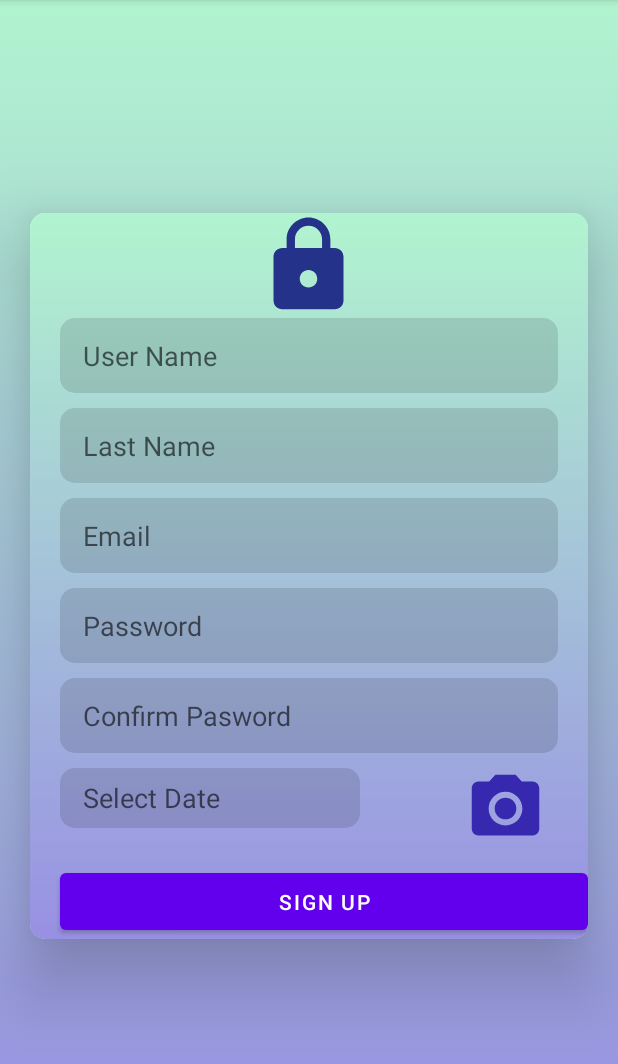
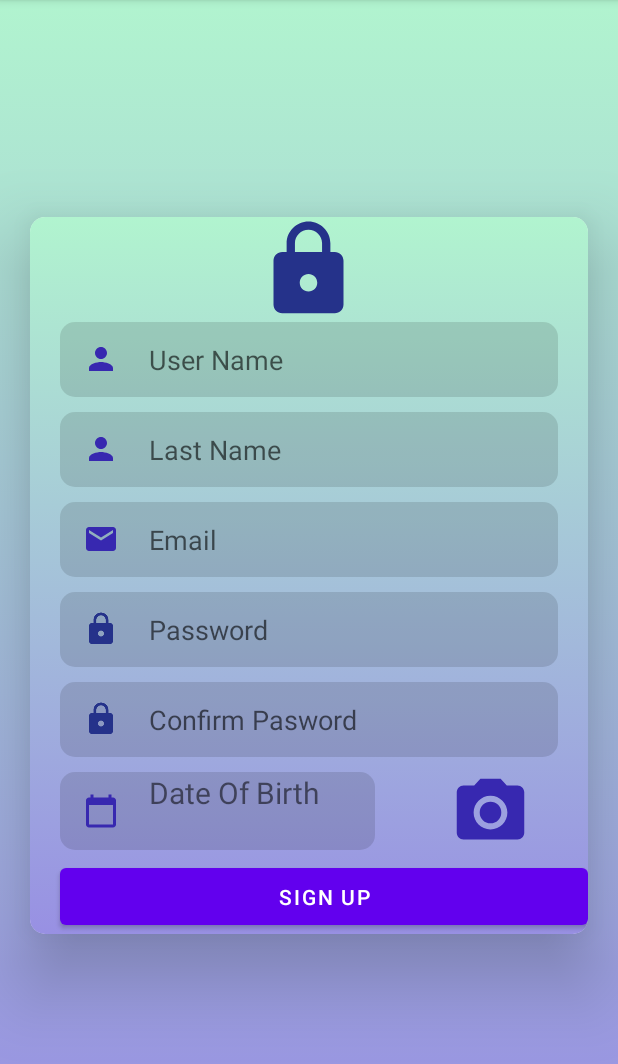
Before and after one commit to priyasharma12003/Project, an Android app: the fragment signup shown on its own in the app's theme, on a phone screen of 412 x 824 dp, the part 84-1148 px from its top. Run offline under Robolectric (Android 15) with nearby library versions, the phone set to English and light mode, and no system bars; our stand-ins replace Room's generated code.

Commit message:
Searchview

```diff
--- a/app/src/main/AndroidManifest.xml
+++ b/app/src/main/AndroidManifest.xml
@@ -14,7 +14,7 @@
         android:theme="@style/Theme.Priya">
         <activity android:name=".Activity.update"></activity>
         <activity android:name=".Activity.MainActivity" />
-        <activity android:name=".Activity.Splash">
+        <activity android:name=".Activity.Splash" android:theme="@style/Theme.Priya2">
             <intent-filter>
                 <action android:name="android.intent.action.MAIN" />
 
--- a/app/src/main/java/com/example/priya/Fragments/signup.java
+++ b/app/src/main/java/com/example/priya/Fragments/signup.java
@@ -16,6 +16,7 @@ import android.widget.Button;
 import android.widget.DatePicker;
 import android.widget.EditText;
 import android.widget.ImageView;
+import android.widget.TextView;
 import android.widget.Toast;
 
 import androidx.fragment.app.Fragment;
@@ -29,7 +30,8 @@ import java.text.SimpleDateFormat;
 import java.util.Calendar;
 
 public class signup extends Fragment {
-    EditText fname, lname, email, password1, cpass,date;
+    EditText fname, lname, email, password1, cpass;
+    TextView date;
     Button sign;
     UserDatabase mUserDatabase;
     ImageView camera;
--- a/app/src/main/java/com/example/priya/RetroAdapter.java
+++ b/app/src/main/java/com/example/priya/Retrofit/RetroAdapter.java
@@ -1,4 +1,4 @@
-package com.example.priya;
+package com.example.priya.Retrofit;
 
 import android.content.Context;
 import android.view.LayoutInflater;
@@ -9,6 +9,7 @@ import android.widget.TextView;
 import androidx.recyclerview.widget.RecyclerView;
 
 import com.example.priya.Model.model;
+import com.example.priya.R;
 
 import java.util.List;
 
--- a/app/src/main/java/com/example/priya/RetrofitFragment.java
+++ b/app/src/main/java/com/example/priya/Retrofit/RetrofitFragment.java
@@ -1,4 +1,4 @@
-package com.example.priya;
+package com.example.priya.Retrofit;
 
 import android.os.Bundle;
 import android.view.LayoutInflater;
@@ -10,8 +10,8 @@ import androidx.recyclerview.widget.DividerItemDecoration;
 import androidx.recyclerview.widget.LinearLayoutManager;
 import androidx.recyclerview.widget.RecyclerView;
 
-import com.example.priya.Data.myapi;
 import com.example.priya.Model.model;
+import com.example.priya.R;
 
 import java.util.List;
 
@@ -61,7 +61,7 @@ public class RetrofitFragment extends Fragment {
                 adapter=new RetroAdapter(getContext(),data);
                 mRecyclerView.setAdapter(adapter);
 
-
+                   //for textview
 //                for(int i=0;i<data.size();i++)
 //                    tv.append("SL NO:"+data.get(i).getId()+"\n+ Title:"+data.get(i).getTitle()+"\n+ Body:"+data.get(i).getBody()+"\n\n\n");
             }
--- a/app/src/main/java/com/example/priya/Data/myapi.java
+++ b/app/src/main/java/com/example/priya/Retrofit/myapi.java
@@ -1,4 +1,4 @@
-package com.example.priya.Data;
+package com.example.priya.Retrofit;
 
 import com.example.priya.Model.model;
 
--- /dev/null
+++ b/app/src/main/res/drawable/ic_baseline_calendar_today_24.xml
@@ -0,0 +1,5 @@
+<vector android:height="24dp" android:tint="#3728B0"
+    android:viewportHeight="24" android:viewportWidth="24"
+    android:width="24dp" xmlns:android="http://schemas.android.com/apk/res/android">
+    <path android:fillColor="@android:color/white" android:pathData="M20,3h-1L19,1h-2v2L7,3L7,1L5,1v2L4,3c-1.1,0 -2,0.9 -2,2v16c0,1.1 0.9,2 2,2h16c1.1,0 2,-0.9 2,-2L22,5c0,-1.1 -0.9,-2 -2,-2zM20,21L4,21L4,8h16v13z"/>
+</vector>
--- /dev/null
+++ b/app/src/main/res/drawable/ic_baseline_email_24.xml
@@ -0,0 +1,5 @@
+<vector android:height="24dp" android:tint="#3728B0"
+    android:viewportHeight="24" android:viewportWidth="24"
+    android:width="24dp" xmlns:android="http://schemas.android.com/apk/res/android">
+    <path android:fillColor="@android:color/white" android:pathData="M20,4L4,4c-1.1,0 -1.99,0.9 -1.99,2L2,18c0,1.1 0.9,2 2,2h16c1.1,0 2,-0.9 2,-2L22,6c0,-1.1 -0.9,-2 -2,-2zM20,8l-8,5 -8,-5L4,6l8,5 8,-5v2z"/>
+</vector>
--- a/app/src/main/res/layout/fragment_profile.xml
+++ b/app/src/main/res/layout/fragment_profile.xml
@@ -26,7 +26,8 @@
                 android:layout_height="wrap_content"
                 android:text="PROFILE"
                 android:layout_gravity="center"
-                android:fontFamily="sans-serif-condensed-medium"
+                android:fontFamily="serif-monospace"
+                android:textStyle="bold"
                 android:textColor="#FF6200EE"
                 android:textSize="40dp"/>
 
--- a/app/src/main/res/layout/fragment_retrofit.xml
+++ b/app/src/main/res/layout/fragment_retrofit.xml
@@ -3,7 +3,7 @@
     xmlns:tools="http://schemas.android.com/tools"
     android:layout_width="match_parent"
     android:layout_height="match_parent"
-    tools:context=".RetrofitFragment">
+    tools:context=".Retrofit.RetrofitFragment">
     <LinearLayout
         android:layout_width="match_parent"
         android:layout_height="match_parent">
--- a/app/src/main/res/layout/fragment_signup.xml
+++ b/app/src/main/res/layout/fragment_signup.xml
@@ -26,8 +26,8 @@
             <LinearLayout
                 android:layout_width="match_parent"
                 android:layout_height="wrap_content"
-                android:orientation="vertical"
-                android:background="@drawable/spashback">
+                android:background="@drawable/spashback"
+                android:orientation="vertical">
 
                 <ImageView
                     android:layout_width="70dp"
@@ -44,7 +44,9 @@
                     android:layout_marginRight="20dp"
                     android:background="@drawable/edt"
                     android:hint="User Name"
-                    android:paddingLeft="15dp" />
+                    android:paddingLeft="15dp"
+                    android:drawablePadding="20dp"
+                    android:drawableLeft="@drawable/ic_baseline_person_24"/>
 
                 <EditText
                     android:id="@+id/last"
@@ -55,7 +57,9 @@
                     android:layout_marginRight="20dp"
                     android:background="@drawable/edt"
                     android:hint="Last Name"
-                    android:paddingLeft="15dp" />
+                    android:paddingLeft="15dp"
+                    android:drawablePadding="20dp"
+                    android:drawableLeft="@drawable/ic_baseline_person_24"/>
 
                 <EditText
                     android:id="@+id/mail"
@@ -66,7 +70,9 @@
                     android:layout_marginRight="20dp"
                     android:background="@drawable/edt"
                     android:hint="Email"
-                    android:paddingLeft="15dp" />
+                    android:paddingLeft="15dp"
+                    android:drawablePadding="20dp"
+                    android:drawableLeft="@drawable/ic_baseline_email_24"/>
 
                 <EditText
                     android:id="@+id/password"
@@ -77,7 +83,10 @@
                     android:layout_marginRight="20dp"
                     android:background="@drawable/edt"
                     android:hint="Password"
-                    android:paddingLeft="15dp" />
+                    android:paddingLeft="15dp"
+                    android:drawablePadding="20dp"
+                    android:inputType="textPassword"
+                    android:drawableLeft="@drawable/ic_baseline_lock_24"/>
 
                 <EditText
                     android:id="@+id/confirm_password"
@@ -88,30 +97,46 @@
                     android:layout_marginRight="20dp"
                     android:background="@drawable/edt"
                     android:hint="Confirm Pasword"
-                    android:paddingLeft="15dp" />
+                    android:paddingLeft="15dp"
+                    android:drawablePadding="20dp"
+                    android:inputType="textPassword"
+                    android:drawableLeft="@drawable/ic_baseline_lock_24"/>
+
                 <LinearLayout
                     android:layout_width="match_parent"
                     android:layout_height="wrap_content"
                     android:orientation="horizontal">
-                <EditText
-                    android:layout_width="200dp"
-                    android:layout_height="40dp"
-                    android:id="@+id/dp"
-                    android:hint="Select Date"
-                    android:background="@drawable/edt"
-                    android:layout_marginTop="10dp"
-                    android:layout_marginLeft="20dp"
-                    android:paddingLeft="15dp"
-                    />
+
+                    <TextView
+                        android:id="@+id/dp"
+                        android:layout_width="210dp"
+                        android:layout_height="52dp"
+                        android:layout_marginLeft="20dp"
+                        android:layout_marginTop="10dp"
+                        android:background="@drawable/edt"
+                        android:drawableLeft="@drawable/ic_baseline_calendar_today_24"
+                        android:drawablePadding="20dp"
+                        android:paddingLeft="15dp"
+                        android:text="Date Of Birth"
+                        android:textSize="20dp" />
+                    <!--                <EditText-->
+                    <!--                    android:layout_width="200dp"-->
+                    <!--                    android:layout_height="40dp"-->
+                    <!--                    android:id="@+id/dp"-->
+                    <!--                    android:hint="Select Date"-->
+                    <!--                    android:background="@drawable/edt"-->
+                    <!--                    android:layout_marginTop="10dp"-->
+                    <!--                    android:layout_marginLeft="20dp"-->
+                    <!--                    android:paddingLeft="15dp"-->
 
 
                     <ImageView
+                        android:id="@+id/camera"
                         android:layout_width="54dp"
                         android:layout_height="54dp"
-                        android:src="@drawable/ic_baseline_camera_alt_24"
+                        android:layout_marginLeft="50dp"
                         android:layout_marginTop="10dp"
-                        android:layout_marginLeft="70dp"
-                        android:id="@+id/camera"/>
+                        android:src="@drawable/ic_baseline_camera_alt_24" />
                 </LinearLayout>
 
                 <Button
@@ -119,7 +144,7 @@
                     android:layout_width="match_parent"
                     android:layout_height="50dp"
                     android:layout_marginLeft="20dp"
-                    android:layout_marginTop="10dp"
+                    android:layout_marginTop="4dp"
                     android:text="Sign Up" />
 
             </LinearLayout>
--- a/app/src/main/res/menu/menu.xml
+++ b/app/src/main/res/menu/menu.xml
@@ -6,4 +6,10 @@
         android:icon="@drawable/ic_baseline_person_24"
         android:title="Retrofit"
         app:showAsAction="ifRoom"/>
+    <item
+        android:id="@+id/Search"
+        android:icon="@drawable/ic_baseline_search_24"
+        android:title="Search"
+        app:showAsAction="always|collapseActionView"
+        app:actionViewClass="androidx.appcompat.widget.SearchView"/>
 </menu>
--- a/app/src/main/res/values/themes.xml
+++ b/app/src/main/res/values/themes.xml
@@ -13,4 +13,20 @@
         <item name="android:statusBarColor" tools:targetApi="l">?attr/colorPrimaryVariant</item>
         <!-- Customize your theme here. -->
     </style>
+
+
+
+    <style name="Theme.Priya2" parent="Theme.MaterialComponents.DayNight.NoActionBar">
+        <!-- Primary brand color. -->
+        <item name="colorPrimary">@color/purple_500</item>
+        <item name="colorPrimaryVariant">@color/purple_700</item>
+        <item name="colorOnPrimary">@color/white</item>
+        <!-- Secondary brand color. -->
+        <item name="colorSecondary">@color/teal_200</item>
+        <item name="colorSecondaryVariant">@color/teal_700</item>
+        <item name="colorOnSecondary">@color/black</item>
+        <!-- Status bar color. -->
+        <item name="android:statusBarColor" tools:targetApi="l">?attr/colorPrimaryVariant</item>
+        <!-- Customize your theme here. -->
+    </style>
 </resources>
```
Also changed, not shown: app/src/main/java/com/example/priya/Activity/MainActivity.java (+20 -4 lines), app/src/main/java/com/example/priya/Adapter.java (+42 -1 lines), app/src/main/java/com/example/priya/Fragments/Login_page.java (+4 -5 lines), app/src/main/java/com/example/priya/Fragments/UserList.java (+72 -0 lines), app/src/main/res/layout/activity_main.xml (+15 -7 lines), app/src/main/res/layout/fragment_user_list.xml (+10 -0 lines).
